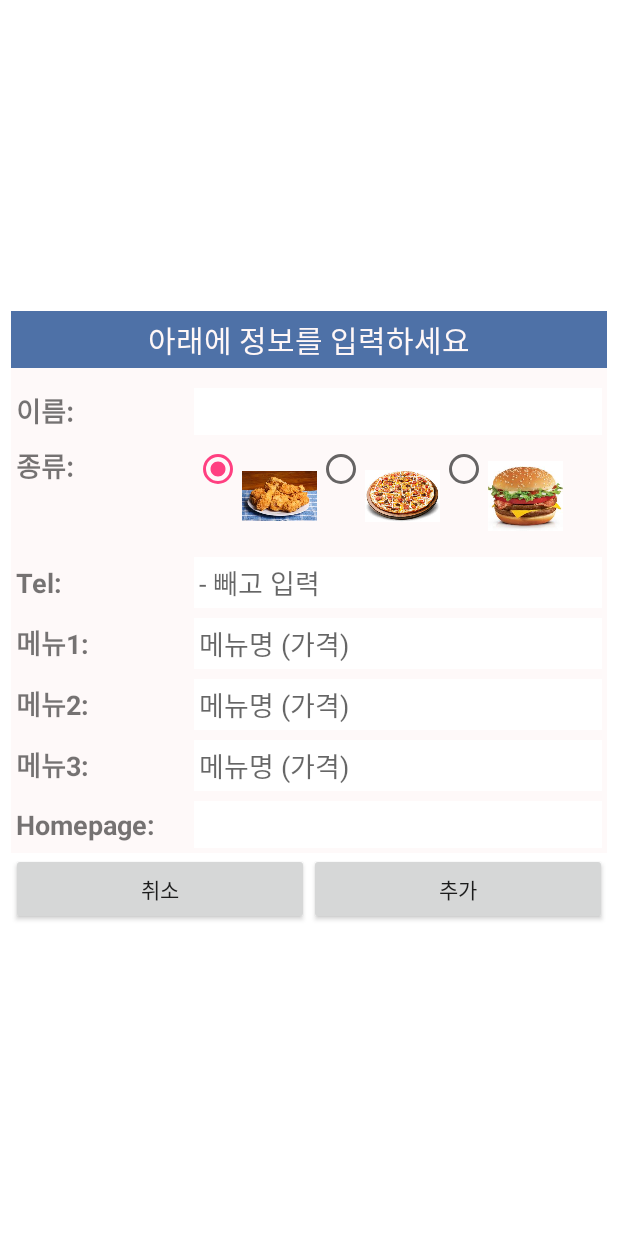
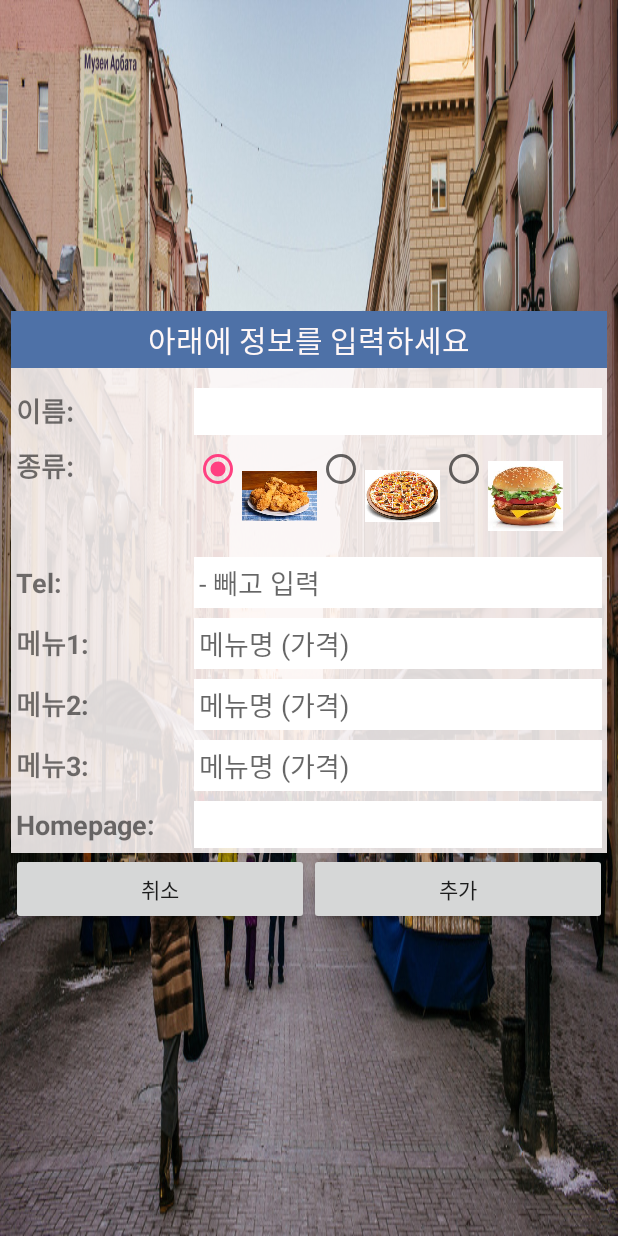
Before and after one commit to SBSide/MAD5A1, an Android app: the RMain2Activity screen opened directly, with no data from a screen before it, on a phone screen of 412 x 824 dp. Run offline under Robolectric (Android 15) with nearby library versions, the phone set to English and light mode, and no system bars.

Commit message:
hw5 complete. 170412.

```diff
--- a/app/src/main/res/layout/activity_rmain2.xml
+++ b/app/src/main/res/layout/activity_rmain2.xml
@@ -1,6 +1,6 @@
 <?xml version="1.0" encoding="utf-8"?>
 <LinearLayout xmlns:android="http://schemas.android.com/apk/res/android"
-    android:background="#FFFFFF"
+    android:background="@drawable/road"
     android:id="@+id/activity_rmain2"
     android:layout_width="match_parent"
     android:layout_height="match_parent"
```
Also changed, not shown: app/src/main/res/drawable/road.jpg (added).
